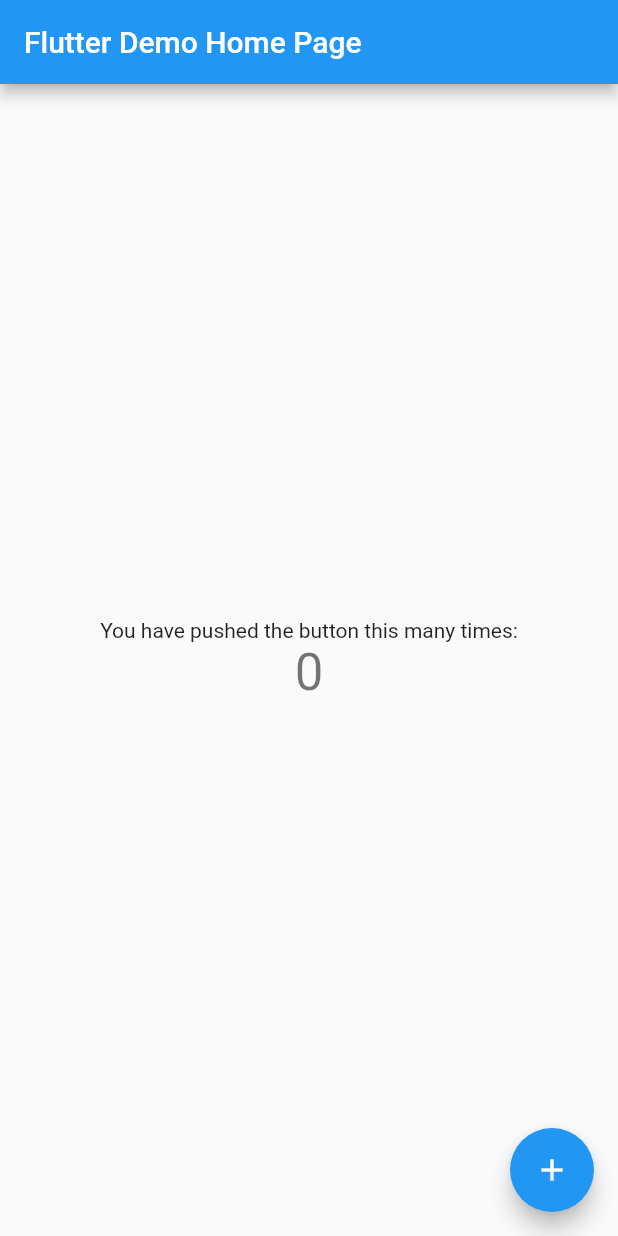
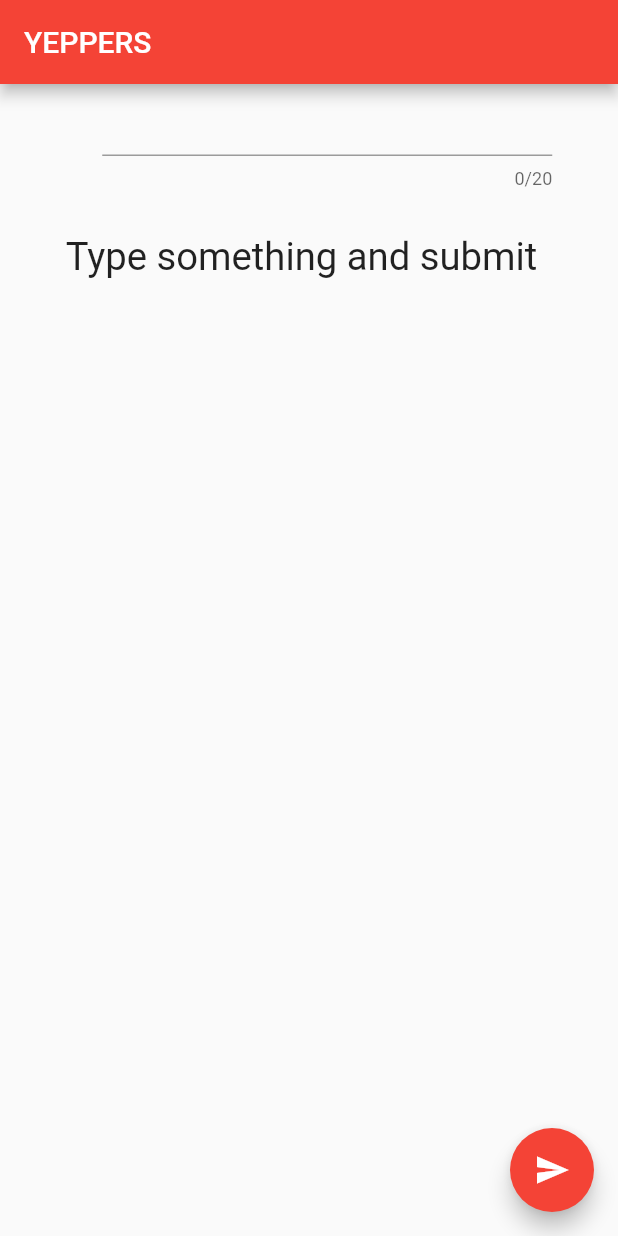
Before and after one commit to DreadArceus/flutter_speedrun, a Flutter app: the screen it shows after launch, on a phone screen of 412 x 824 dp. Run offline on Flutter 3.47's test engine with Material 2 defaults, Android fonts, the phone set to English and light mode, and no system bars.

Commit message:
Basic app, Initial Hand Throwing

```diff
--- a/lib/main.dart
+++ b/lib/main.dart
@@ -7,109 +7,78 @@
 class MyApp extends StatelessWidget {
   const MyApp({Key? key}) : super(key: key);
 
-  // This widget is the root of your application.
   @override
   Widget build(BuildContext context) {
     return MaterialApp(
-      title: 'Flutter Demo',
+      title: 'Flutter Speedrun',
       theme: ThemeData(
-        // This is the theme of your application.
-        //
-        // Try running your application with "flutter run". You'll see the
-        // application has a blue toolbar. Then, without quitting the app, try
-        // changing the primarySwatch below to Colors.green and then invoke
-        // "hot reload" (press "r" in the console where you ran "flutter run",
-        // or simply save your changes to "hot reload" in a Flutter IDE).
-        // Notice that the counter didn't reset back to zero; the application
-        // is not restarted.
-        primarySwatch: Colors.blue,
+        primarySwatch: Colors.red,
       ),
-      home: const MyHomePage(title: 'Flutter Demo Home Page'),
+      home: const MyHomePage(sz: 25.5),
     );
   }
 }
 
 class MyHomePage extends StatefulWidget {
-  const MyHomePage({Key? key, required this.title}) : super(key: key);
+  const MyHomePage({Key? key, required this.sz}) : super(key: key);
 
-  // This widget is the home page of your application. It is stateful, meaning
-  // that it has a State object (defined below) that contains fields that affect
-  // how it looks.
-
-  // This class is the configuration for the state. It holds the values (in this
-  // case the title) provided by the parent (in this case the App widget) and
-  // used by the build method of the State. Fields in a Widget subclass are
-  // always marked "final".
-
-  final String title;
+  final double sz;
 
   @override
   State<MyHomePage> createState() => _MyHomePageState();
 }
 
 class _MyHomePageState extends State<MyHomePage> {
-  int _counter = 0;
+  String _message = "Type something and submit";
+  final myController = TextEditingController();
 
-  void _incrementCounter() {
-    setState(() {
-      // This call to setState tells the Flutter framework that something has
-      // changed in this State, which causes it to rerun the build method below
-      // so that the display can reflect the updated values. If we changed
-      // _counter without calling setState(), then the build method would not be
-      // called again, and so nothing would appear to happen.
-      _counter++;
-    });
+  void handleSubmit() {
+    if (myController.text == "") {
+      showDialog(
+          context: context,
+          builder: (context) {
+            return const AlertDialog(
+              content: Text("Dont leave it empty bruh"),
+            );
+          });
+    } else {
+      setState(() {
+        _message = myController.text;
+        myController.text = "";
+      });
+    }
   }
 
   @override
   Widget build(BuildContext context) {
-    // This method is rerun every time setState is called, for instance as done
-    // by the _incrementCounter method above.
-    //
-    // The Flutter framework has been optimized to make rerunning build methods
-    // fast, so that you can just rebuild anything that needs updating rather
-    // than having to individually change instances of widgets.
     return Scaffold(
       appBar: AppBar(
-        // Here we take the value from the MyHomePage object that was created by
-        // the App.build method, and use it to set our appbar title.
-        title: Text(widget.title),
+        title: const Text('YEPPERS'),
       ),
       body: Center(
-        // Center is a layout widget. It takes a single child and positions it
-        // in the middle of the parent.
         child: Column(
-          // Column is also a layout widget. It takes a list of children and
-          // arranges them vertically. By default, it sizes itself to fit its
-          // children horizontally, and tries to be as tall as its parent.
-          //
-          // Invoke "debug painting" (press "p" in the console, choose the
-          // "Toggle Debug Paint" action from the Flutter Inspector in Android
-          // Studio, or the "Toggle Debug Paint" command in Visual Studio Code)
-          // to see the wireframe for each widget.
-          //
-          // Column has various properties to control how it sizes itself and
-          // how it positions its children. Here we use mainAxisAlignment to
-          // center the children vertically; the main axis here is the vertical
-          // axis because Columns are vertical (the cross axis would be
-          // horizontal).
-          mainAxisAlignment: MainAxisAlignment.center,
-          children: <Widget>[
-            const Text(
-              'You have pushed the button this many times:',
+          crossAxisAlignment: CrossAxisAlignment.end,
+          children: [
+            TextField(
+              controller: myController,
+              maxLength: 20,
+              decoration: const InputDecoration(
+                  constraints: BoxConstraints(maxWidth: 300)),
             ),
-            Text(
-              '$_counter',
-              style: Theme.of(context).textTheme.headline4,
-            ),
+            Container(
+              padding: const EdgeInsets.only(right: 10, top: 30),
+              child: Text(
+                _message,
+                style: TextStyle(fontSize: widget.sz),
+              ),
+            )
           ],
         ),
       ),
       floatingActionButton: FloatingActionButton(
-        onPressed: _incrementCounter,
-        tooltip: 'Increment',
-        child: const Icon(Icons.add),
-      ), // This trailing comma makes auto-formatting nicer for build methods.
+        onPressed: handleSubmit,
+        child: const Icon(Icons.send),
+      ),
     );
   }
 }
```
